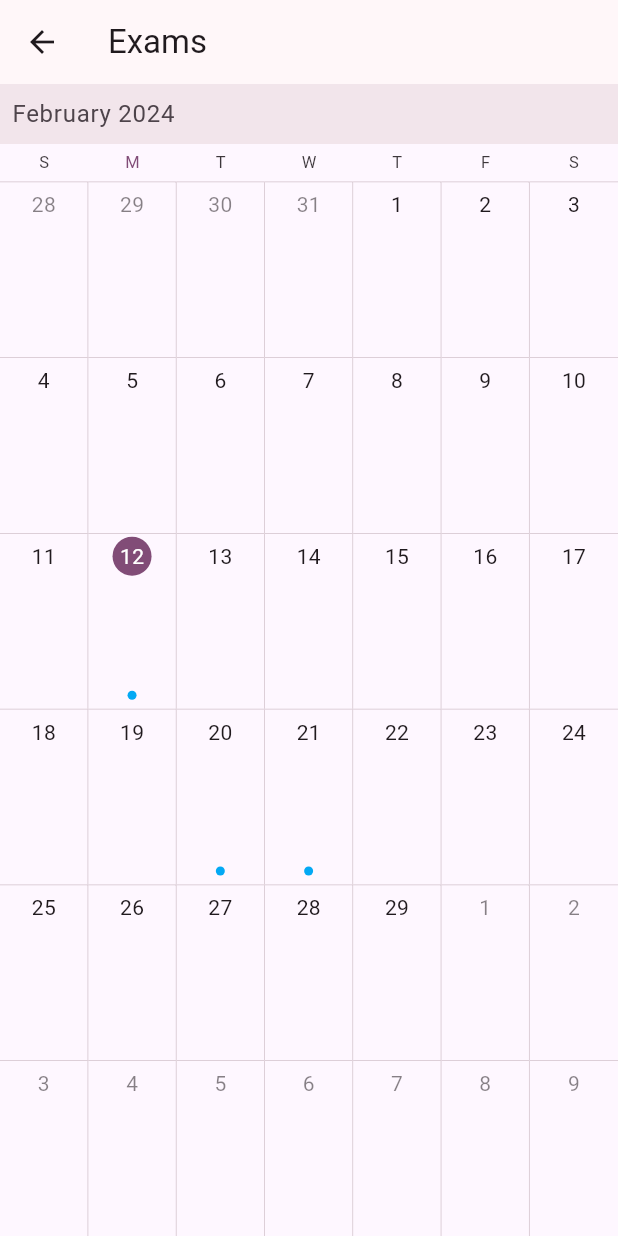
After one commit to Solunska/MIS-Laboratory-Exercises, a Flutter app: the screen it shows after launch, after a tap on the "calendar month" icon, on a phone screen of 412 x 824 dp. The commit adds this screen. Run offline on Flutter 3.47's test engine with Material 3 defaults, Android fonts, the phone set to English and light mode, and no system bars; drawn by our look-alikes of syncfusion_flutter_calendar; our stand-ins replace awesome_notifications, firebase_auth, firebase_core; accounts and stored records are empty.

Commit message:
added calendar and notifications

```diff
--- /dev/null
+++ b/lib/calendar.dart
@@ -0,0 +1,86 @@
+import 'package:flutter/material.dart';
+import 'package:syncfusion_flutter_calendar/calendar.dart';
+import 'exam.dart';
+
+class Calendar extends StatelessWidget {
+  final List<Exam> exams;
+
+  const Calendar({super.key, required this.exams});
+
+  @override
+  Widget build(BuildContext context) {
+    return Scaffold(
+      appBar: AppBar(
+        title: const Text('Exams'),
+      ),
+      body: SfCalendar(
+        view: CalendarView.month,
+        dataSource: _getCalendarDataSource(),
+        onTap: (CalendarTapDetails details) {
+          if (details.targetElement == CalendarElement.calendarCell) {
+            _handleDateTap(context, details.date!);
+          }
+        },
+      ),
+    );
+  }
+
+  _DataSource _getCalendarDataSource() {
+    List<Appointment> appointments = [];
+
+    for (var exam in exams) {
+      appointments.add(Appointment(
+        startTime: exam.timestamp,
+        endTime: exam.timestamp.add(const Duration(hours: 2)),
+        subject: exam.course,
+      ));
+    }
+
+    return _DataSource(appointments);
+  }
+
+  void _handleDateTap(BuildContext context, DateTime selectedDate) {
+    List<Exam> selectedExams = exams
+        .where((exam) =>
+            exam.timestamp.year == selectedDate.year &&
+            exam.timestamp.month == selectedDate.month &&
+            exam.timestamp.day == selectedDate.day)
+        .toList();
+
+    if (selectedExams.isNotEmpty) {
+      _showExamsDialog(context, selectedDate, selectedExams);
+    }
+  }
+
+  void _showExamsDialog(
+      BuildContext context, DateTime selectedDate, List<Exam> exams) {
+    showDialog(
+      context: context,
+      builder: (BuildContext context) {
+        return AlertDialog(
+          title: Text('Exams on ${selectedDate.toLocal()}'),
+          content: Column(
+            children: exams
+                .map((exam) => Text(
+                    '${exam.course} - ${exam.timestamp.hour}:${exam.timestamp.minute}'))
+                .toList(),
+          ),
+          actions: [
+            TextButton(
+              onPressed: () {
+                Navigator.of(context).pop();
+              },
+              child: const Text('Close'),
+            ),
+          ],
+        );
+      },
+    );
+  }
+}
+
+class _DataSource extends CalendarDataSource {
+  _DataSource(List<Appointment> source) {
+    appointments = source;
+  }
+}
--- a/lib/main.dart
+++ b/lib/main.dart
@@ -1,14 +1,36 @@
 import 'package:flutter/material.dart';
 import 'package:firebase_core/firebase_core.dart';
 import 'package:lab3/auth.dart';
+import 'package:lab3/calendar.dart';
 import 'package:lab3/exam_screen.dart';
 import 'exam.dart';
 import 'firebase_options.dart';
 import 'package:firebase_auth/firebase_auth.dart';
+import 'package:awesome_notifications/awesome_notifications.dart';
+import 'package:lab3/notifications.dart';
 
 void main() async {
   WidgetsFlutterBinding.ensureInitialized();
   await Firebase.initializeApp(options: DefaultFirebaseOptions.currentPlatform);
+  await AwesomeNotifications().initialize(null, [
+    NotificationChannel(
+      channelGroupKey: "basic_channel_group",
+      channelKey: "basic_channel",
+      channelName: "basic_notif",
+      channelDescription: "basic notification channel",
+    )
+  ], channelGroups: [
+    NotificationChannelGroup(
+        channelGroupKey: "basic_channel_group", channelGroupName: "basic_group")
+  ]);
+
+  bool isAllowedToSendNotification =
+      await AwesomeNotifications().isNotificationAllowed();
+
+  if (!isAllowedToSendNotification) {
+    AwesomeNotifications().requestPermissionToSendNotifications();
+  }
+
   runApp(const MyApp());
 }
 
@@ -21,7 +43,8 @@ class MyApp extends StatelessWidget {
       title: 'Lab3',
       theme: ThemeData().copyWith(
         useMaterial3: true,
-        colorScheme: ColorScheme.fromSeed(seedColor: Color.fromARGB(255, 255, 187, 238)),
+        colorScheme:
+            ColorScheme.fromSeed(seedColor: Color.fromARGB(255, 255, 187, 238)),
       ),
       initialRoute: '/',
       routes: {
@@ -55,6 +78,49 @@ class MainListScreenState extends State<MainListScreen> {
         course: 'Менаџмент на Информациски Системи',
         timestamp: DateTime(2024, 02, 21, 15, 00)),
   ];
+  void _openCalendar() {
+    Navigator.push(
+      context,
+      MaterialPageRoute(
+        builder: (context) => Calendar(exams: exams),
+      ),
+    );
+  }
+
+  @override
+  void initState() {
+    super.initState();
+    AwesomeNotifications().setListeners(
+        onActionReceivedMethod: Notifications.onActionReceiveMethod,
+        onDismissActionReceivedMethod:
+            Notifications.onDismissActionReceiveMethod,
+        onNotificationCreatedMethod: Notifications.onNotificationCreateMethod,
+        onNotificationDisplayedMethod: Notifications.onNotificationDisplayed);
+    _scheduleNotificationsForExistingExams();
+  }
+
+  void _scheduleNotification(Exam exam) {
+    final int notificationId = exams.indexOf(exam);
+
+    AwesomeNotifications().createNotification(
+        content: NotificationContent(
+            id: notificationId,
+            channelKey: "basic_channel",
+            title: exam.course,
+            body: "You have an exam tomorrow!"),
+        schedule: NotificationCalendar(
+            day: exam.timestamp.subtract(const Duration(days: 1)).day,
+            month: exam.timestamp.subtract(const Duration(days: 1)).month,
+            year: exam.timestamp.subtract(const Duration(days: 1)).year,
+            hour: exam.timestamp.subtract(const Duration(days: 1)).hour,
+            minute: exam.timestamp.subtract(const Duration(days: 1)).minute));
+  }
+
+  void _scheduleNotificationsForExistingExams() {
+    for (int i = 0; i < exams.length; i++) {
+      _scheduleNotification(exams[i]);
+    }
+  }
 
   @override
   Widget build(BuildContext context) {
@@ -67,6 +133,10 @@ class MainListScreenState extends State<MainListScreen> {
             onPressed: () => FirebaseAuth.instance.currentUser != null
                 ? _addExamFunction(context)
                 : _navigateToSignInPage(context),
+          ),
+          IconButton(
+            icon: const Icon(Icons.calendar_month),
+            onPressed: _openCalendar,
           ),
           IconButton(
             icon: const Icon(Icons.login),
@@ -136,6 +206,7 @@ class MainListScreenState extends State<MainListScreen> {
   void _addExam(Exam exam) {
     setState(() {
       exams.add(exam);
+      _scheduleNotification(exam);
     });
   }
 }
--- a/pubspec.yaml
+++ b/pubspec.yaml
@@ -38,6 +38,10 @@ dependencies:
   firebase_core: ^2.25.4
   firebase_auth: ^4.17.4
   firebase_storage: ^11.6.5
+  syncfusion_flutter_calendar: ^21.2.3
+  flutter_local_notifications: ^16.3.0
+  awesome_notifications: ^0.8.3
+  awesome_notifications_core: ^0.9.0
 
 dev_dependencies:
   flutter_test:
```
Also changed, not shown: lib/notifications.dart (added, +19 -0 lines), pubspec.lock, 5 other files.
